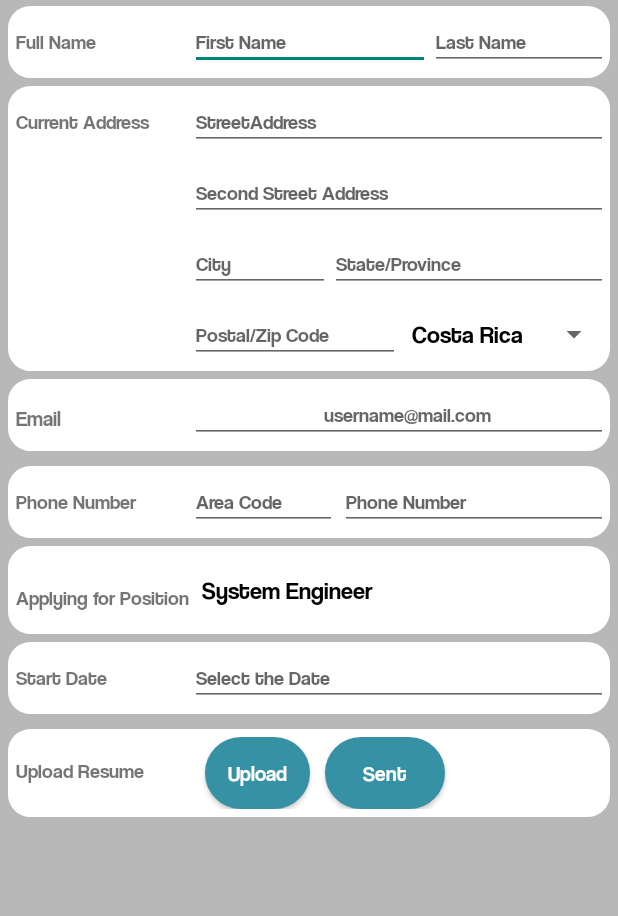
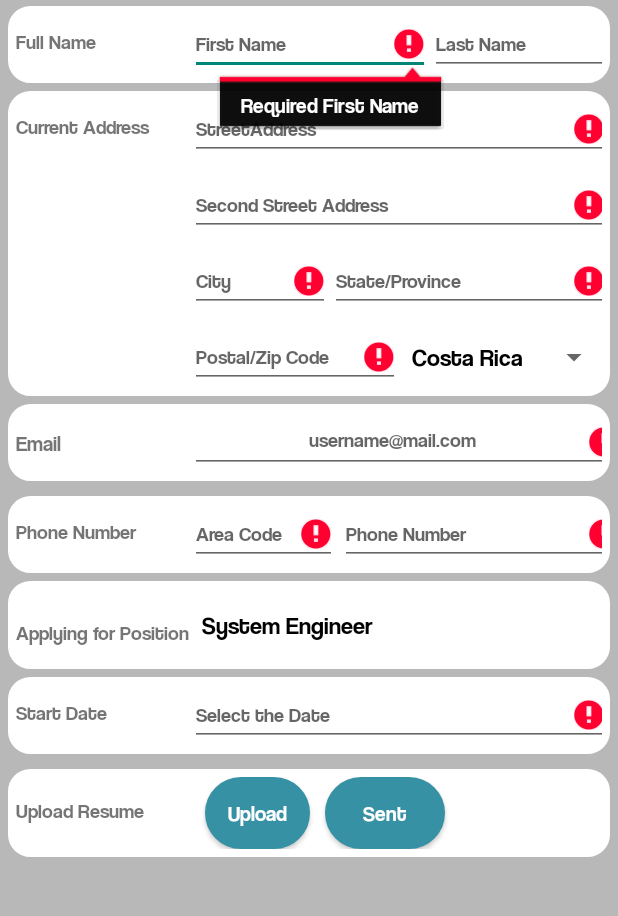
Before and after one commit to DS-Android-Java/JobApplications, an Android app: the formActivity screen opened directly, with no data from a screen before it, after a tap on "Sent", on a phone screen of 412 x 824 dp, the part 180-1096 px from its top. Run offline under Robolectric (Android 15) with nearby library versions, the phone set to English and light mode, and no system bars.

Commit message:
validate & area code tipo number

```diff
--- a/app/src/main/java/example/abhiandriod/tablelayoutexample/adapter/ApplicationAdapter.java
+++ b/app/src/main/java/example/abhiandriod/tablelayoutexample/adapter/ApplicationAdapter.java
@@ -1,5 +1,6 @@
 package example.abhiandriod.tablelayoutexample.adapter;
 
+import android.support.annotation.NonNull;
 import android.support.v7.widget.RecyclerView;
 import android.view.LayoutInflater;
 import android.view.View;
@@ -42,7 +43,6 @@ public class ApplicationAdapter extends RecyclerView.Adapter<ApplicationAdapter.
             view.setOnClickListener(new View.OnClickListener() {
                 @Override
                 public void onClick(View view) {
-                    // send selected contact in callback
                     listener.onContactSelected(jobApplicationListFiltered.get(getAdapterPosition()));
                 }
             });
@@ -56,6 +56,7 @@ public class ApplicationAdapter extends RecyclerView.Adapter<ApplicationAdapter.
         this.jobApplicationListFiltered = jobApplicationlist;
     }
 
+    @NonNull
     @Override
     public ApplicationAdapter.MyViewHolder onCreateViewHolder(ViewGroup parent, int viewType) {
         View itemView = LayoutInflater.from(parent.getContext())
@@ -73,6 +74,7 @@ public class ApplicationAdapter extends RecyclerView.Adapter<ApplicationAdapter.
         holder.description.setText("Phone number: "+ jobApplication.getAreaCode()+" "+ jobApplication.getPhoneNumber());
         holder.number.setText("Email: "+jobApplication.getEmail());
     }
+
 
     @Override
     public int getItemCount() {
--- a/app/src/main/java/example/abhiandriod/tablelayoutexample/formActivity.java
+++ b/app/src/main/java/example/abhiandriod/tablelayoutexample/formActivity.java
@@ -10,6 +10,7 @@ import android.support.annotation.RequiresApi;
 import android.support.v4.app.DialogFragment;
 import android.support.v7.app.AppCompatActivity;
 import android.os.Bundle;
+import android.text.TextUtils;
 import android.view.View;
 import android.view.Window;
 import android.widget.ArrayAdapter;
@@ -173,21 +174,61 @@ public class formActivity extends AppCompatActivity {
             startActivity(i);
 
             Toast.makeText(this, "Job Application submitted succesfully!",Toast.LENGTH_LONG).show();
-        }else{
-            Toast.makeText(this,"Some Errors!" , Toast.LENGTH_LONG).show();
         }
     }
 
     public boolean validate(){
-        boolean valido = true;
+        int valido=0;
 
-        if(etFirstName.getText().length()==0){//Aca faltan las validaciones para los demas campos
-            Toast.makeText(this,"You must complete all the fields",Toast.LENGTH_LONG).show();
-            valido = false;
-        }else{
-            valido = true;
+        if (TextUtils.isEmpty(this.etFirstName.getText())) {
+            etFirstName.setError("Required First Name");//Asi se le coloca un mensaje de error en los campos en android
+            valido++;
         }
-        return valido;
+        if(TextUtils.isEmpty(this.etLastName.getText())){
+            etLastName.setError("Required Last Name");
+            valido++;
+        }
+        if(TextUtils.isEmpty(this.etStreetAddress.getText())){
+            etStreetAddress.setError("Required Street Addres");
+            valido++;
+        }
+        if(TextUtils.isEmpty(this.etStreetAddress2.getText())){
+            etStreetAddress2.setError("Required Second Street Address");
+            valido++;
+        }
+        if(TextUtils.isEmpty(this.etCity.getText())){
+            etCity.setError("Required City");
+            valido++;
+        }
+        if(TextUtils.isEmpty(this.etState.getText())){
+            etState.setError("Required State");
+            valido++;
+        }
+        if(TextUtils.isEmpty(this.etPostalCode.getText())){
+            etPostalCode.setError("Required Postal Code");
+            valido++;
+        }
+        if(TextUtils.isEmpty(this.etEmail.getText())){
+            etEmail.setError("Required Email");
+            valido++;
+        }
+        if(TextUtils.isEmpty(this.etAreaCode.getText())){
+            etAreaCode.setError("Required Area Code");
+            valido++;
+        }
+        if(TextUtils.isEmpty(this.etPhoneNumber.getText())){
+            etPhoneNumber.setError("Required Phone Number");
+            valido++;
+        }
+        if(TextUtils.isEmpty(this.etDatePicker.getText())){
+            etDatePicker.setError("Required Date");
+            valido++;
+        }
+        if (valido > 0) {
+            Toast.makeText(getApplicationContext(), "You must complete all the fields", Toast.LENGTH_LONG).show();
+            return false;
+        }
+        return true;
     }
 
 }
--- a/app/src/main/res/layout/activity_form.xml
+++ b/app/src/main/res/layout/activity_form.xml
@@ -329,7 +329,7 @@
                         android:layout_weight="1"
                         android:ems="10"
                         android:hint="Area Code"
-                        android:inputType="textPersonName"
+                        android:inputType="number"
                         android:textSize="13sp"/>
                 </LinearLayout>
 
```
Also changed, not shown: 3 other files.
